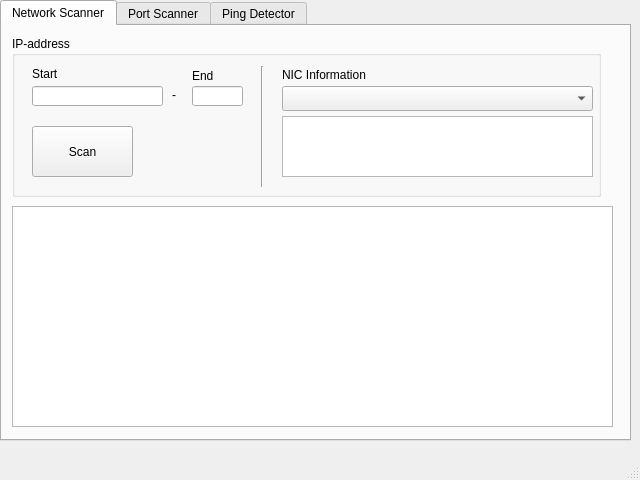
Above: src/resources/ui/main.ui from jebr/network-monitoring before the change. Below: the same form after it.
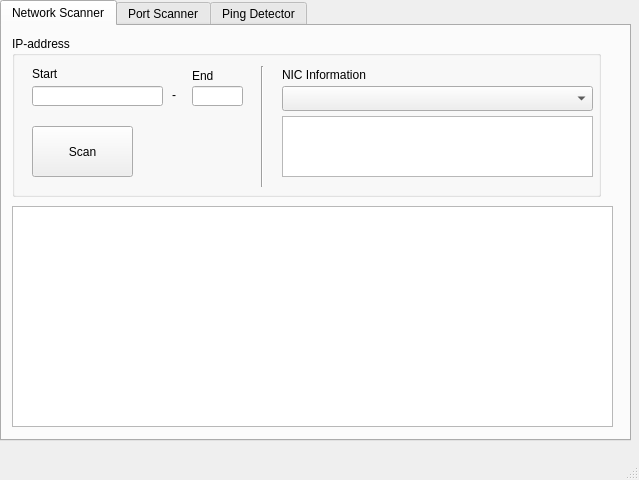
That is the form after the change.

```diff
--- a/src/resources/ui/main.ui
+++ b/src/resources/ui/main.ui
@@ -6,7 +6,7 @@
    <rect>
     <x>0</x>
     <y>0</y>
-    <width>640</width>
+    <width>639</width>
     <height>480</height>
    </rect>
   </property>
```
Left out of the diff: 2 changed lines with no effect on the pictures.
